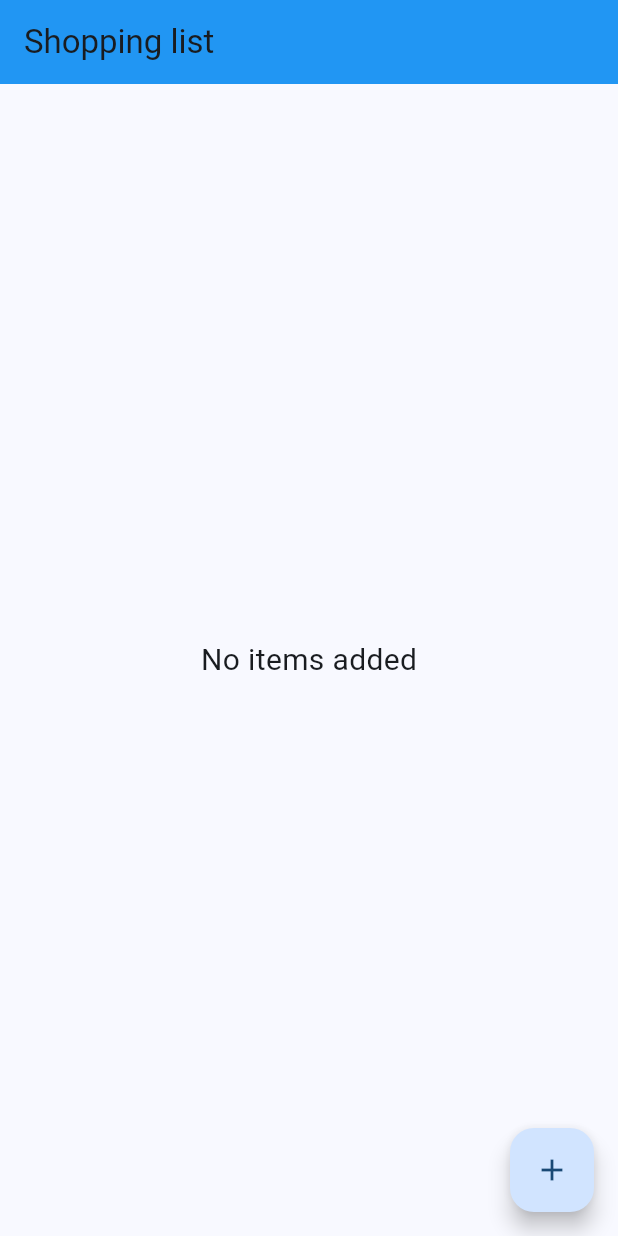
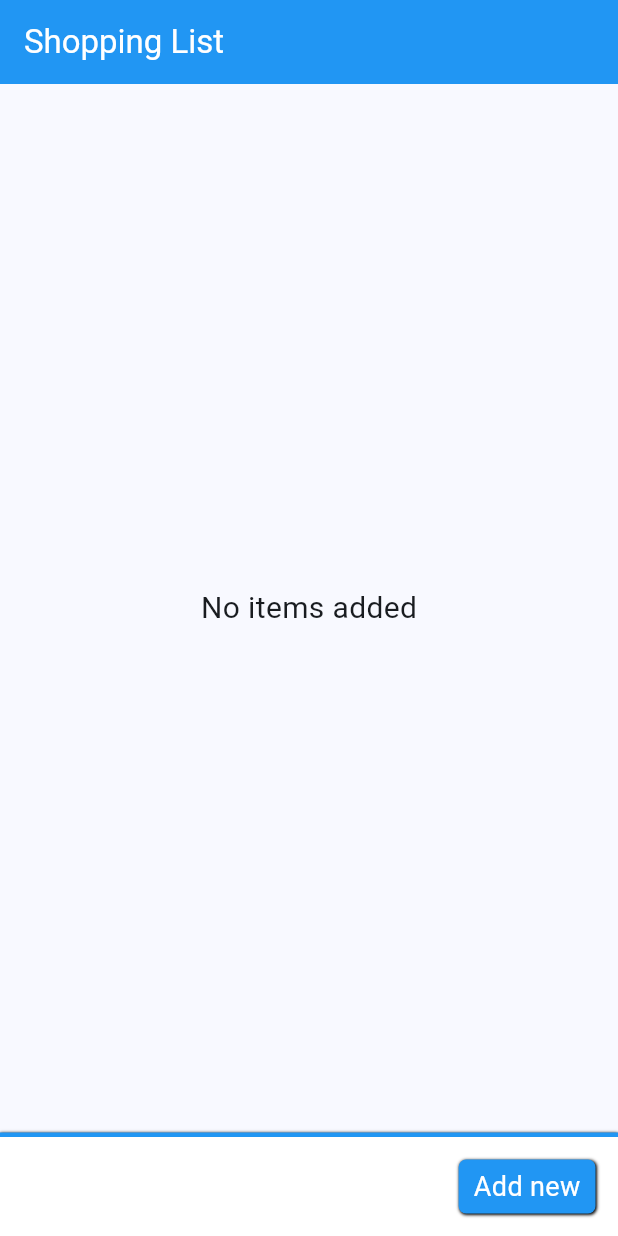
Before and after one commit to FBGFi/shopping-list, a Flutter app: the screen it shows after launch, on a phone screen of 412 x 824 dp. Run offline on Flutter 3.47's test engine with Material 3 defaults, Android fonts, the phone set to English and light mode, and no system bars; our stand-ins replace hive; accounts and stored records are empty.

Commit message:
add footer

```diff
--- /dev/null
+++ b/lib/components/footer.dart
@@ -0,0 +1,66 @@
+import 'package:flutter/material.dart';
+import 'package:shopping_list/components/add_new_item_modal.dart';
+import 'package:shopping_list/models/shopping_item.dart';
+
+class Footer extends StatelessWidget {
+  const Footer(
+      {super.key,
+      required this.items,
+      required this.addNewItem,
+      required this.units,
+      required this.itemNames});
+  final List<ShoppingItem> items;
+  final Function(ShoppingItem item) addNewItem;
+  final Set<String> units;
+  final Set<String> itemNames;
+
+  @override
+  Widget build(BuildContext context) {
+    return Container(
+        decoration: const BoxDecoration(
+            color: Colors.white,
+            border: Border(top: BorderSide(color: Colors.blue, width: 3)),
+            boxShadow: [
+              BoxShadow(
+                blurRadius: 1,
+              )
+            ]),
+        child: Padding(
+          padding: const EdgeInsets.all(15),
+          child: Row(children: [
+            Expanded(
+                child: Text(
+              items.isEmpty
+                  ? ""
+                  : "${items.where((item) => !item.complete).length} items left",
+              style: const TextStyle(fontSize: 24),
+            )),
+            InkWell(
+                onTap: () => showModalBottomSheet(
+                    context: context,
+                    isScrollControlled: true,
+                    builder: (context) => AddNewItemModal(
+                        addNewItem: addNewItem,
+                        units: units,
+                        itemNames: itemNames)),
+                child: Container(
+                    decoration: BoxDecoration(
+                        color: Colors.blue,
+                        borderRadius:
+                            const BorderRadius.all(Radius.circular(5)),
+                        boxShadow: [
+                          BoxShadow(
+                              blurRadius: 1, offset: Offset.fromDirection(1))
+                        ]),
+                    child: Padding(
+                        padding: const EdgeInsets.symmetric(
+                            horizontal: 10, vertical: 5),
+                        child: Text("Add new",
+                            style: TextStyle(
+                                fontSize: 18,
+                                color:
+                                    Theme.of(context).colorScheme.onPrimary)))))
+          ]),
+        ));
+  }
+}
--- a/lib/main.dart
+++ b/lib/main.dart
@@ -2,6 +2,8 @@ import 'package:flutter/material.dart';
 import 'package:hive/hive.dart';
 import 'package:path_provider/path_provider.dart';
 import 'package:shopping_list/components/add_new_item_container.dart';
+import 'package:shopping_list/components/add_new_item_modal.dart';
+import 'package:shopping_list/components/footer.dart';
 import 'package:shopping_list/components/shopping_list.dart';
 import 'package:shopping_list/models/shopping_item.dart';
 import 'package:shopping_list/utils/constants.dart';
@@ -95,7 +97,10 @@ class _ShoppingListPageState extends State<ShoppingListPage> {
   Widget build(BuildContext context) {
     return Scaffold(
       appBar: AppBar(
-          backgroundColor: Colors.blue, title: const Text("Shopping list")),
+          backgroundColor: Colors.blue,
+          title: Text("Shopping List",
+              style:
+                  TextStyle(color: Theme.of(context).colorScheme.onPrimary))),
       body: Column(children: [
         _items.isEmpty
             ? const Expanded(
@@ -108,49 +113,12 @@ class _ShoppingListPageState extends State<ShoppingListPage> {
                 toggleComplete: _toggleComplete,
                 onCheckout: _onCheckout,
               )),
+        Footer(
+            items: _items,
+            addNewItem: _addNewItem,
+            units: _units,
+            itemNames: _itemNames)
       ]),
-      floatingActionButton: FloatingActionButton(
-        onPressed: () {
-          showModalBottomSheet(
-              context: context,
-              isScrollControlled: true,
-              builder: (context) => GestureDetector(
-                  onTap: () {
-                    WidgetsBinding.instance.focusManager.primaryFocus
-                        ?.unfocus();
-                  },
-                  child: Scaffold(
-                      extendBody: true,
-                      appBar: AppBar(
-                          backgroundColor: Colors.blue,
-                          toolbarHeight: 80.0,
-                          leading: Align(
-                              alignment: Alignment.bottomLeft,
-                              child: IconButton(
-                                  onPressed: () {
-                                    Navigator.pop(context);
-                                  },
-                                  icon: const Icon(Icons.arrow_back))),
-                          title: SizedBox(
-                              height: 60.0,
-                              child: Align(
-                                  alignment: Alignment.bottomLeft,
-                                  child: Text(
-                                    "Add new item",
-                                    style: TextStyle(
-                                        color: Theme.of(context)
-                                            .colorScheme
-                                            .onPrimary),
-                                  )))),
-                      body: AddNewItemContainer(
-                        addNewItem: _addNewItem,
-                        units: _units.toList(),
-                        itemNames: _itemNames.toList(),
-                      ))));
-        },
-        backgroundColor: Theme.of(context).colorScheme.primaryContainer,
-        child: const Icon(Icons.add),
-      ),
     );
   }
 }
```
Also changed, not shown: lib/components/add_new_item_modal.dart (added, +49 -0 lines).
